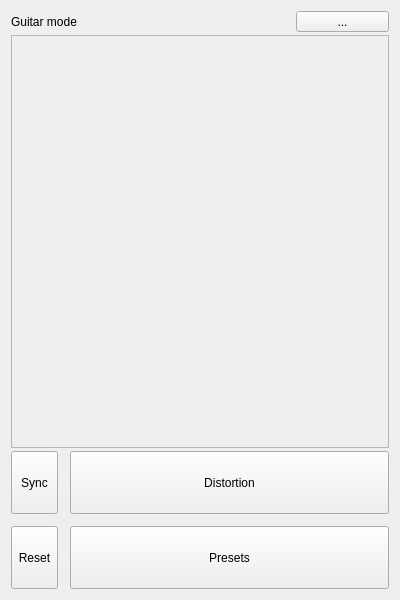
This is src/View/MainWindow.ui in sergsave/MagicCubiano as Qt 5 draws it before an edit. The edited form follows.
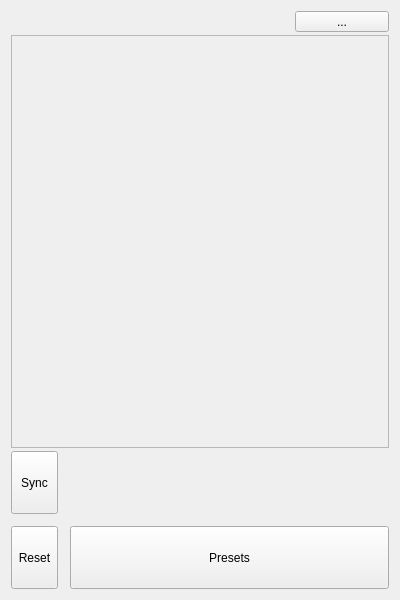
This is the edited form. Custom widgets are drawn as their Qt base class.

The edit to the form file:
```diff
--- a/src/View/MainWindow.ui
+++ b/src/View/MainWindow.ui
@@ -23,11 +23,17 @@
    <item>
     <layout class="QHBoxLayout" name="horizontalLayout" stretch="3,1">
      <item>
-      <widget class="QLabel" name="headerLabel">
-       <property name="text">
-        <string>Guitar mode</string>
+      <spacer name="horizontalSpacer">
+       <property name="orientation">
+        <enum>Qt::Horizontal</enum>
        </property>
-      </widget>
+       <property name="sizeHint" stdset="0">
+        <size>
+         <width>40</width>
+         <height>20</height>
+        </size>
+       </property>
+      </spacer>
      </item>
      <item>
       <widget class="QToolButton" name="settingsButton">
@@ -59,25 +65,6 @@
      <property name="spacing">
       <number>12</number>
      </property>
-     <item row="0" column="1">
-      <widget class="QToolButton" name="distortionButton">
-       <property name="sizePolicy">
-        <sizepolicy hsizetype="Minimum" vsizetype="Expanding">
-         <horstretch>0</horstretch>
-         <verstretch>0</verstretch>
-        </sizepolicy>
-       </property>
-       <property name="styleSheet">
-        <string notr="true">*:checked { background-color: red }</string>
-       </property>
-       <property name="text">
-        <string>Distortion</string>
-       </property>
-       <property name="checkable">
-        <bool>true</bool>
-       </property>
-      </widget>
-     </item>
      <item row="1" column="1">
       <widget class="QToolButton" name="toolButton">
        <property name="sizePolicy">
@@ -120,11 +107,22 @@
        </property>
       </widget>
      </item>
+     <item row="0" column="1">
+      <widget class="InstrumentSelectionWidget" name="instrumentsWidget" native="true"/>
+     </item>
     </layout>
    </item>
   </layout>
  </widget>
  <layoutdefault spacing="6" margin="11"/>
+ <customwidgets>
+  <customwidget>
+   <class>InstrumentSelectionWidget</class>
+   <extends>QWidget</extends>
+   <header>src/View/InstrumentSelectionWidget.h</header>
+   <container>1</container>
+  </customwidget>
+ </customwidgets>
  <resources/>
  <connections/>
 </ui>
```
